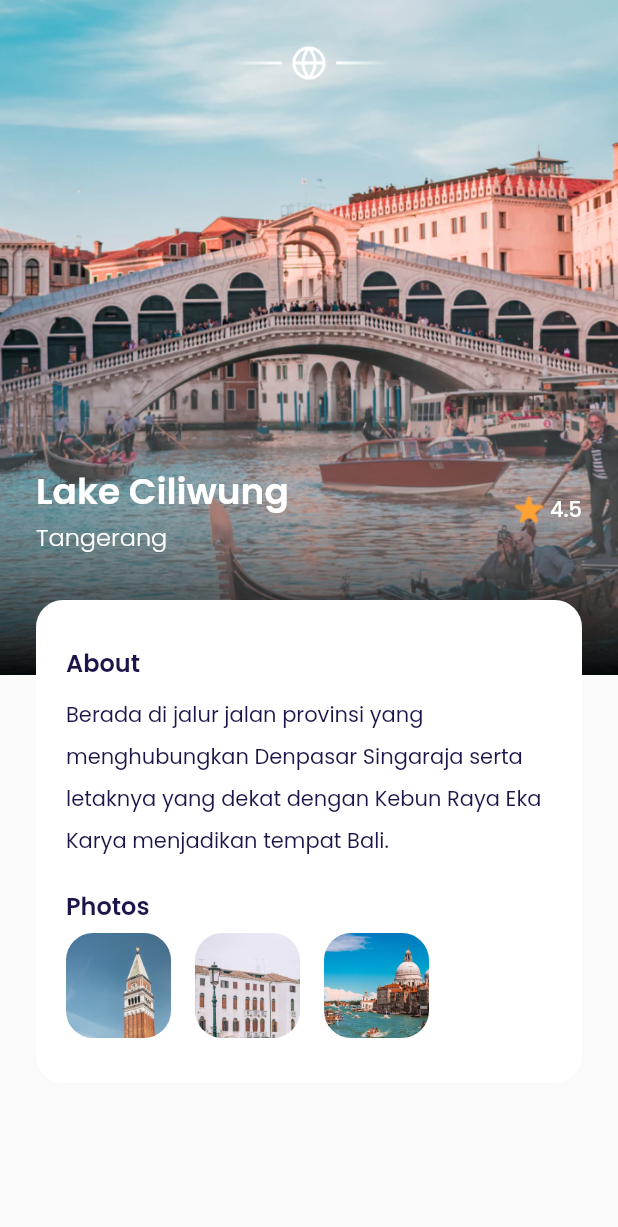
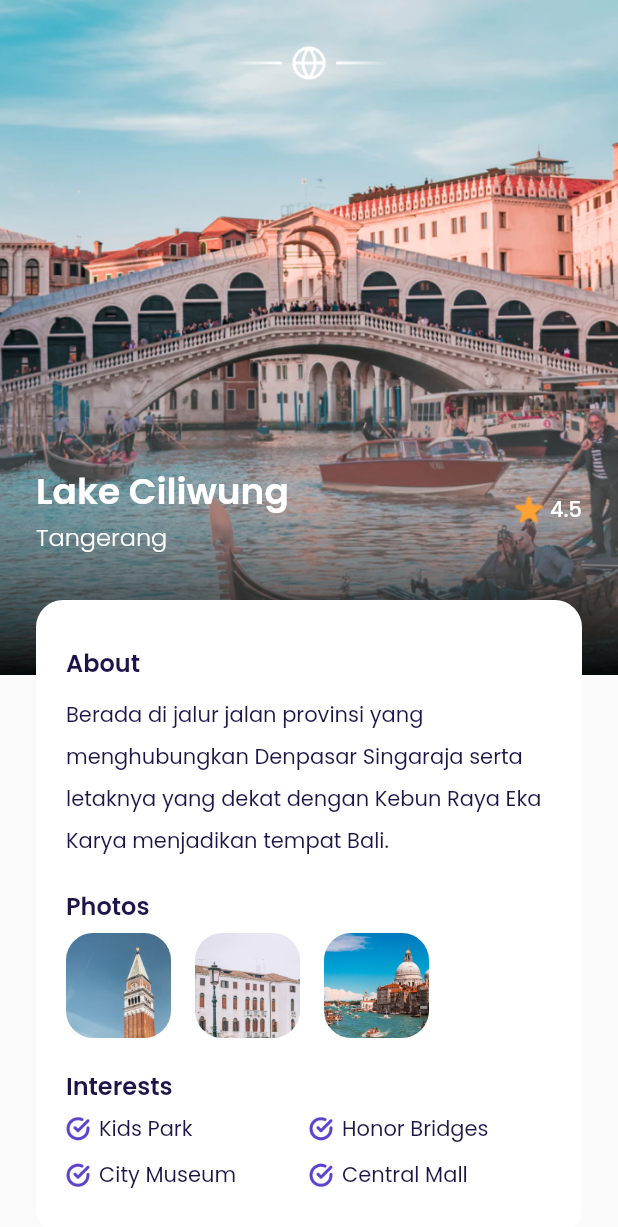
Before and after one commit to acepnurmansidik/MobileApp-Travel, a Flutter app: the DetailPage screen opened directly, on a phone screen of 412 x 824 dp. Shown: the top 1227 px of the screen. Run offline on Flutter 3.47's test engine with Material 2 defaults, Android fonts, the phone set to English and light mode, and no system bars; our stand-ins replace google_fonts.

Commit message:
Detail page - interests

```diff
--- a/lib/ui/pages/DetailPage.dart
+++ b/lib/ui/pages/DetailPage.dart
@@ -1,3 +1,4 @@
+import 'package:airplane/ui/widgets/interest_item.dart';
 import 'package:airplane/ui/widgets/photo_item.dart';
 import 'package:flutter/material.dart';
 import '../../shared/theme.dart';
@@ -149,6 +150,28 @@ class DetailPage extends StatelessWidget {
                         PhotoItem(imgUrl: 'image_photo3.png'),
                       ],
                     ),
+                  ),
+                  SizedBox(height: 20,),
+                  Text(
+                    'Interests',
+                    style: blackStyle.copyWith(
+                      fontSize: 16,
+                      fontWeight: semibold
+                    ),
+                  ),
+                  SizedBox(height: 6,),
+                  Row(
+                    children: [
+                      InterestItem(text: 'Kids Park'),
+                      InterestItem(text: 'Honor Bridges'),
+                      ],
+                  ),
+                  SizedBox(height: 10,),
+                  Row(
+                    children: [
+                      InterestItem(text: 'City Museum'),
+                      InterestItem(text: 'Central Mall'),
+                      ],
                   )
                 ],
               ),
--- /dev/null
+++ b/lib/ui/widgets/interest_item.dart
@@ -0,0 +1,31 @@
+import 'package:flutter/material.dart';
+import '../../shared/theme.dart';
+
+class InterestItem extends StatelessWidget {
+  final String text;
+  const InterestItem({Key? key, required this.text}) : super(key: key);
+
+  @override
+  Widget build(BuildContext context) {
+    return Expanded(
+      child: Row(
+        children: [
+          Container(
+            height: 16,
+            width: 16,
+            margin: EdgeInsets.only(
+              right: 6,
+            ),
+            decoration: BoxDecoration(
+                image: DecorationImage(
+                    image: AssetImage('assets/icons/check_circle.png'))),
+          ),
+          Text(
+            text,
+            style: blackStyle,
+          ),
+        ],
+      ),
+    );
+  }
+}
```
